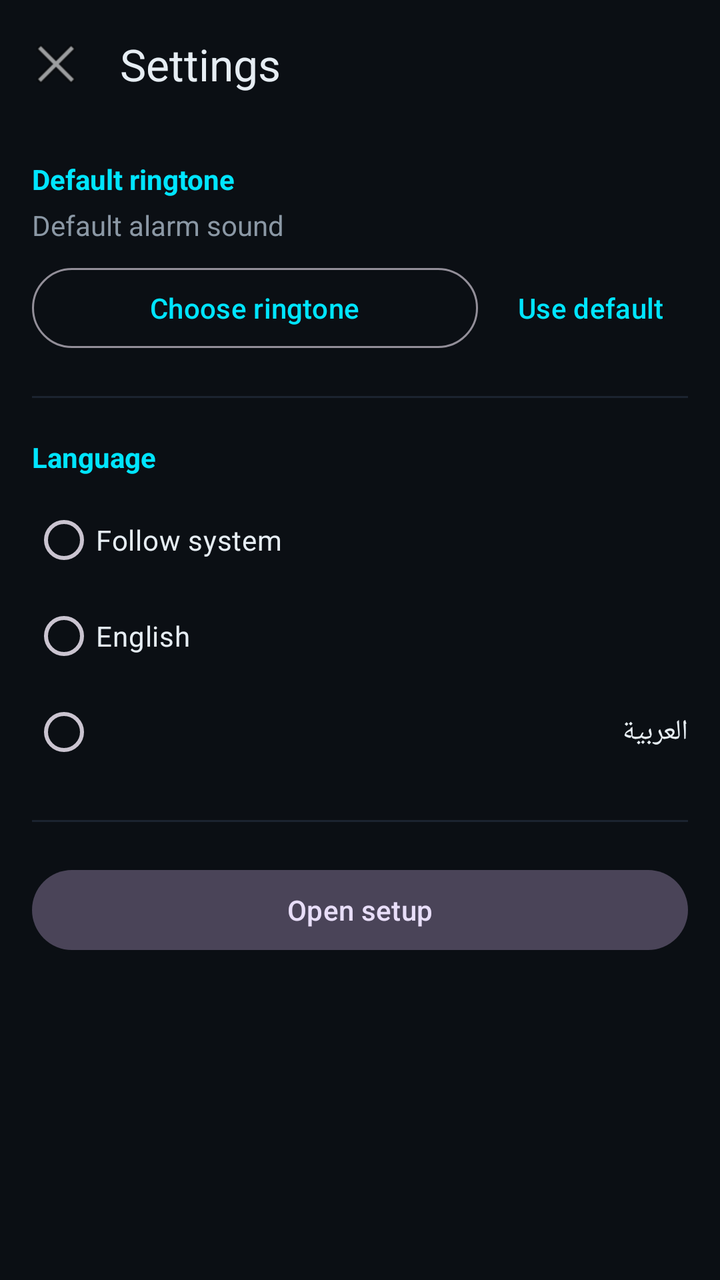
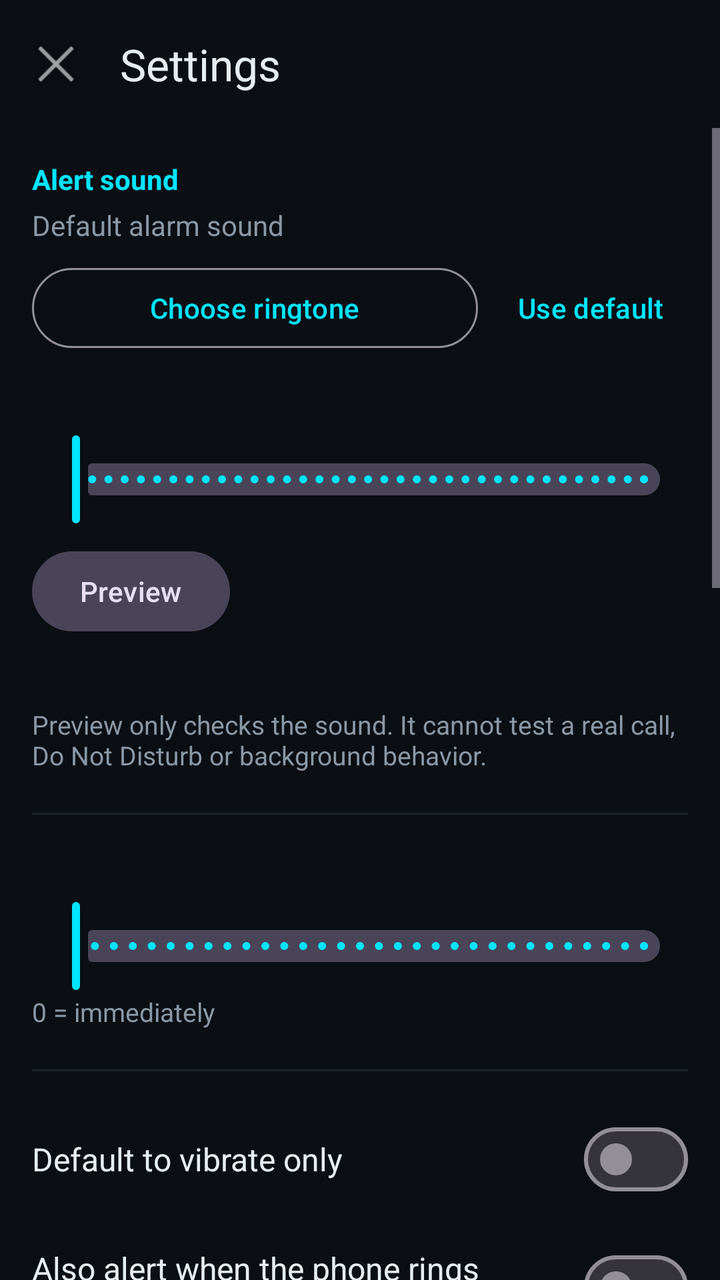

The first picture is an Android layout as it rendered before a commit; the second is the same layout after the commit. The layout source and the unified diff follow.
<!-- AndroidManifest.xml: application theme Theme.LeviRinger -->
<!-- res/layout/activity_settings.xml -->
<?xml version="1.0" encoding="utf-8"?>
<LinearLayout xmlns:android="http://schemas.android.com/apk/res/android"
    xmlns:app="http://schemas.android.com/apk/res-auto"
    android:layout_width="match_parent"
    android:layout_height="match_parent"
    android:background="@color/bg"
    android:orientation="vertical">

    <com.google.android.material.appbar.MaterialToolbar
        android:id="@+id/toolbar"
        android:layout_width="match_parent"
        android:layout_height="?attr/actionBarSize"
        app:navigationIcon="@android:drawable/ic_menu_close_clear_cancel"
        app:title="@string/settings"
        app:titleTextColor="@color/on_bg" />

    <ScrollView
        android:layout_width="match_parent"
        android:layout_height="match_parent">

        <LinearLayout
            android:layout_width="match_parent"
            android:layout_height="wrap_content"
            android:orientation="vertical"
            android:padding="16dp">

            <TextView
                android:layout_width="match_parent"
                android:layout_height="wrap_content"
                android:text="@string/default_ringtone_section"
                android:textColor="@color/neon"
                android:textStyle="bold" />

            <TextView
                android:id="@+id/txtDefaultRingtone"
                android:layout_width="match_parent"
                android:layout_height="wrap_content"
                android:layout_marginTop="4dp"
                android:text="@string/ringtone_default"
                android:textColor="@color/on_surface_muted" />

            <LinearLayout
                android:layout_width="match_parent"
                android:layout_height="wrap_content"
                android:layout_marginTop="8dp"
                android:orientation="horizontal">

                <com.google.android.material.button.MaterialButton
                    android:id="@+id/btnDefaultRingtone"
                    style="@style/Widget.Material3.Button.OutlinedButton"
                    android:layout_width="0dp"
                    android:layout_height="wrap_content"
                    android:layout_weight="1"
                    android:text="@string/choose_ringtone" />

                <com.google.android.material.button.MaterialButton
                    android:id="@+id/btnResetRingtone"
                    style="@style/Widget.Material3.Button.TextButton"
                    android:layout_width="wrap_content"
                    android:layout_height="wrap_content"
                    android:layout_marginStart="8dp"
                    android:text="@string/use_default" />
            </LinearLayout>

            <View
                android:layout_width="match_parent"
                android:layout_height="1dp"
                android:layout_marginVertical="20dp"
                android:background="@color/surface_variant" />

            <TextView
                android:layout_width="match_parent"
                android:layout_height="wrap_content"
                android:text="@string/language_section"
                android:textColor="@color/neon"
                android:textStyle="bold" />

            <RadioGroup
                android:id="@+id/radioGroupLang"
                android:layout_width="match_parent"
                android:layout_height="wrap_content"
                android:layout_marginTop="8dp"
                android:orientation="vertical">

                <RadioButton
                    android:id="@+id/radioSystem"
                    android:layout_width="match_parent"
                    android:layout_height="wrap_content"
                    android:text="@string/lang_system"
                    android:textColor="@color/on_bg" />

                <RadioButton
                    android:id="@+id/radioEn"
                    android:layout_width="match_parent"
                    android:layout_height="wrap_content"
                    android:text="@string/lang_en"
                    android:textColor="@color/on_bg" />

                <RadioButton
                    android:id="@+id/radioAr"
                    android:layout_width="match_parent"
                    android:layout_height="wrap_content"
                    android:text="@string/lang_ar"
                    android:textColor="@color/on_bg" />
            </RadioGroup>

            <View
                android:layout_width="match_parent"
                android:layout_height="1dp"
                android:layout_marginVertical="20dp"
                android:background="@color/surface_variant" />

            <com.google.android.material.button.MaterialButton
                android:id="@+id/btnSetup"
                style="@style/Widget.Material3.Button.TonalButton"
                android:layout_width="match_parent"
                android:layout_height="wrap_content"
                android:text="@string/setup_button" />
        </LinearLayout>
    </ScrollView>
</LinearLayout>
<!-- resources referenced by this layout -->
<resources>
  <color name="bg">#0B0F14</color>
  <color name="neon">#00E5FF</color>
  <color name="on_bg">#E6EDF3</color>
  <color name="on_surface_muted">#8B98A5</color>
  <color name="surface_variant">#1B2430</color>
  <string name="choose_ringtone">Choose ringtone</string>
  <string name="default_ringtone_section">Default ringtone</string>
  <string name="lang_ar">العربية</string>
  <string name="lang_en">English</string>
  <string name="lang_system">Follow system</string>
  <string name="language_section">Language</string>
  <string name="ringtone_default">Default alarm sound</string>
  <string name="settings">Settings</string>
  <string name="setup_button">Open setup</string>
  <string name="use_default">Use default</string>
  <style name="Theme.LeviRinger" parent="Theme.Material3.Dark.NoActionBar">
          <item name="colorPrimary">@color/neon</item>
          <item name="colorOnPrimary">@color/black</item>
          <item name="colorSecondary">@color/accent_green</item>
          <item name="colorOnSecondary">@color/black</item>
          <item name="android:colorBackground">@color/bg</item>
          <item name="colorSurface">@color/surface</item>
          <item name="colorSurfaceVariant">@color/surface_variant</item>
          <item name="colorOnSurface">@color/on_bg</item>
          <item name="colorError">@color/danger</item>
          <item name="android:statusBarColor">@color/bg</item>
          <item name="android:navigationBarColor">@color/bg</item>
          <item name="android:windowBackground">@color/bg</item>
      </style>
  <color name="black">#000000</color>
  <color name="accent_green">#00E676</color>
  <color name="surface">#121821</color>
  <color name="danger">#FF5252</color>
</resources>

<!-- the commit's change to res/layout/activity_settings.xml (unified diff, before → after) -->
@@ -24,10 +24,11 @@
             android:orientation="vertical"
             android:padding="16dp">
 
-            <TextView
-                android:layout_width="match_parent"
-                android:layout_height="wrap_content"
-                android:text="@string/default_ringtone_section"
+            
+            <TextView
+                android:layout_width="match_parent"
+                android:layout_height="wrap_content"
+                android:text="@string/alert_sound_section"
                 android:textColor="@color/neon"
                 android:textStyle="bold" />
 
@@ -62,12 +63,355 @@
                     android:text="@string/use_default" />
             </LinearLayout>
 
+            <TextView
+                android:id="@+id/txtVolumeLabel"
+                android:layout_width="match_parent"
+                android:layout_height="wrap_content"
+                android:layout_marginTop="16dp"
+                android:textColor="@color/on_bg"
+                android:textSize="16sp" />
+
+            <com.google.android.material.slider.Slider
+                android:id="@+id/sliderVolume"
+                android:layout_width="match_parent"
+                android:layout_height="wrap_content"
+                android:stepSize="1"
+                android:valueFrom="0"
+                android:valueTo="100" />
+
+            <TextView
+                android:id="@+id/txtVolumeZeroHint"
+                android:layout_width="match_parent"
+                android:layout_height="wrap_content"
+                android:text="@string/volume_zero_hint"
+                android:textColor="@color/on_surface_muted"
+                android:textSize="13sp"
+                android:visibility="gone" />
+
+            <LinearLayout
+                android:layout_width="match_parent"
+                android:layout_height="wrap_content"
+                android:layout_marginTop="8dp"
+                android:gravity="center_vertical"
+                android:orientation="horizontal">
+
+                <com.google.android.material.button.MaterialButton
+                    android:id="@+id/btnPreview"
+                    style="@style/Widget.Material3.Button.TonalButton"
+                    android:layout_width="wrap_content"
+                    android:layout_height="wrap_content"
+                    android:text="@string/preview" />
+            </LinearLayout>
+
+            <TextView
+                android:id="@+id/txtAlarmVolume"
+                android:layout_width="match_parent"
+                android:layout_height="wrap_content"
+                android:layout_marginTop="8dp"
+                android:textColor="@color/on_surface_muted"
+                android:textSize="13sp" />
+
+            <TextView
+                android:id="@+id/txtAlarmVolumeWarning"
+                android:layout_width="match_parent"
+                android:layout_height="wrap_content"
+                android:layout_marginTop="4dp"
+                android:text="@string/alarm_volume_zero_warning"
+                android:textColor="@color/danger"
+                android:textSize="13sp"
+                android:visibility="gone" />
+
+            <TextView
+                android:layout_width="match_parent"
+                android:layout_height="wrap_content"
+                android:layout_marginTop="8dp"
+                android:text="@string/preview_note"
+                android:textColor="@color/on_surface_muted"
+                android:textSize="13sp" />
+
             <View
                 android:layout_width="match_parent"
                 android:layout_height="1dp"
                 android:layout_marginVertical="20dp"
                 android:background="@color/surface_variant" />
 
+            
+            <TextView
+                android:id="@+id/txtDelayLabel"
+                android:layout_width="match_parent"
+                android:layout_height="wrap_content"
+                android:textColor="@color/on_bg"
+                android:textSize="16sp" />
+
+            <com.google.android.material.slider.Slider
+                android:id="@+id/sliderDelay"
+                android:layout_width="match_parent"
+                android:layout_height="wrap_content"
+                android:stepSize="1"
+                android:valueFrom="0"
+                android:valueTo="30" />
+
+            <TextView
+                android:layout_width="match_parent"
+                android:layout_height="wrap_content"
+                android:text="@string/delay_hint"
+                android:textColor="@color/on_surface_muted"
+                android:textSize="13sp" />
+
+            <View
+                android:layout_width="match_parent"
+                android:layout_height="1dp"
+                android:layout_marginVertical="20dp"
+                android:background="@color/surface_variant" />
+
+            
+            <LinearLayout
+                android:layout_width="match_parent"
+                android:layout_height="wrap_content"
+                android:gravity="center_vertical"
+                android:orientation="horizontal">
+
+                <TextView
+                    android:layout_width="0dp"
+                    android:layout_height="wrap_content"
+                    android:layout_weight="1"
+                    android:text="@string/global_vibrate_label"
+                    android:textColor="@color/on_bg"
+                    android:textSize="16sp" />
+
+                <com.google.android.material.materialswitch.MaterialSwitch
+                    android:id="@+id/swGlobalVibrate"
+                    android:layout_width="wrap_content"
+                    android:layout_height="wrap_content" />
+            </LinearLayout>
+
+            <LinearLayout
+                android:layout_width="match_parent"
+                android:layout_height="wrap_content"
+                android:layout_marginTop="16dp"
+                android:gravity="center_vertical"
+                android:orientation="horizontal">
+
+                <TextView
+                    android:layout_width="0dp"
+                    android:layout_height="wrap_content"
+                    android:layout_weight="1"
+                    android:text="@string/ring_also_label"
+                    android:textColor="@color/on_bg"
+                    android:textSize="16sp" />
+
+                <com.google.android.material.materialswitch.MaterialSwitch
+                    android:id="@+id/swRingAlso"
+                    android:layout_width="wrap_content"
+                    android:layout_height="wrap_content" />
+            </LinearLayout>
+
+            <TextView
+                android:layout_width="match_parent"
+                android:layout_height="wrap_content"
+                android:text="@string/ring_also_desc"
+                android:textColor="@color/on_surface_muted"
+                android:textSize="13sp" />
+
+            <LinearLayout
+                android:layout_width="match_parent"
+                android:layout_height="wrap_content"
+                android:layout_marginTop="16dp"
+                android:gravity="center_vertical"
+                android:orientation="horizontal">
+
+                <TextView
+                    android:layout_width="0dp"
+                    android:layout_height="wrap_content"
+                    android:layout_weight="1"
+                    android:text="@string/show_card_label"
+                    android:textColor="@color/on_bg"
+                    android:textSize="16sp" />
+
+                <com.google.android.material.materialswitch.MaterialSwitch
+                    android:id="@+id/swShowCard"
+                    android:layout_width="wrap_content"
+                    android:layout_height="wrap_content" />
+            </LinearLayout>
+
+            <LinearLayout
+                android:layout_width="match_parent"
+                android:layout_height="wrap_content"
+                android:layout_marginTop="16dp"
+                android:gravity="center_vertical"
+                android:orientation="horizontal">
+
+                <TextView
+                    android:layout_width="0dp"
+                    android:layout_height="wrap_content"
+                    android:layout_weight="1"
+                    android:text="@string/boost_label"
+                    android:textColor="@color/on_bg"
+                    android:textSize="16sp" />
+
+                <com.google.android.material.materialswitch.MaterialSwitch
+                    android:id="@+id/swBoostVolume"
+                    android:layout_width="wrap_content"
+                    android:layout_height="wrap_content" />
+            </LinearLayout>
+
+            <TextView
+                android:layout_width="match_parent"
+                android:layout_height="wrap_content"
+                android:text="@string/boost_desc"
+                android:textColor="@color/on_surface_muted"
+                android:textSize="13sp" />
+
+            <View
+                android:layout_width="match_parent"
+                android:layout_height="1dp"
+                android:layout_marginVertical="20dp"
+                android:background="@color/surface_variant" />
+
+            
+            <LinearLayout
+                android:layout_width="match_parent"
+                android:layout_height="wrap_content"
+                android:gravity="center_vertical"
+                android:orientation="horizontal">
+
+                <TextView
+                    android:layout_width="0dp"
+                    android:layout_height="wrap_content"
+                    android:layout_weight="1"
+                    android:text="@string/global_schedule_label"
+                    android:textColor="@color/on_bg"
+                    android:textSize="16sp" />
+
+                <com.google.android.material.materialswitch.MaterialSwitch
+                    android:id="@+id/swScheduleEnabled"
+                    android:layout_width="wrap_content"
+                    android:layout_height="wrap_content" />
+            </LinearLayout>
+
+            <LinearLayout
+                android:id="@+id/layoutSchedule"
+                android:layout_width="match_parent"
+                android:layout_height="wrap_content"
+                android:layout_marginTop="8dp"
+                android:orientation="vertical"
+                android:visibility="gone">
+
+                <TextView
+                    android:layout_width="match_parent"
+                    android:layout_height="wrap_content"
+                    android:text="@string/schedule_active_between"
+                    android:textColor="@color/on_surface_muted" />
+
+                <LinearLayout
+                    android:layout_width="match_parent"
+                    android:layout_height="wrap_content"
+                    android:layout_marginTop="8dp"
+                    android:orientation="horizontal">
+
+                    <com.google.android.material.button.MaterialButton
+                        android:id="@+id/btnScheduleStart"
+                        style="@style/Widget.Material3.Button.OutlinedButton"
+                        android:layout_width="0dp"
+                        android:layout_height="wrap_content"
+                        android:layout_marginEnd="8dp"
+                        android:layout_weight="1"
+                        android:text="@string/start_time" />
+
+                    <com.google.android.material.button.MaterialButton
+                        android:id="@+id/btnScheduleEnd"
+                        style="@style/Widget.Material3.Button.OutlinedButton"
+                        android:layout_width="0dp"
+                        android:layout_height="wrap_content"
+                        android:layout_weight="1"
+                        android:text="@string/end_time" />
+                </LinearLayout>
+
+                <HorizontalScrollView
+                    android:layout_width="match_parent"
+                    android:layout_height="wrap_content"
+                    android:layout_marginTop="8dp"
+                    android:scrollbars="none">
+
+                    <LinearLayout
+                        android:layout_width="wrap_content"
+                        android:layout_height="wrap_content"
+                        android:orientation="horizontal">
+
+                        <com.google.android.material.chip.Chip
+                            android:id="@+id/chipMon"
+                            style="@style/Widget.Material3.Chip.Filter"
+                            android:layout_width="wrap_content"
+                            android:layout_height="wrap_content"
+                            android:checkable="true"
+                            android:text="@string/day_mon" />
+
+                        <com.google.android.material.chip.Chip
+                            android:id="@+id/chipTue"
+                            style="@style/Widget.Material3.Chip.Filter"
+                            android:layout_width="wrap_content"
+                            android:layout_height="wrap_content"
+                            android:checkable="true"
+                            android:text="@string/day_tue" />
+
+                        <com.google.android.material.chip.Chip
+                            android:id="@+id/chipWed"
+                            style="@style/Widget.Material3.Chip.Filter"
+                            android:layout_width="wrap_content"
+                            android:layout_height="wrap_content"
+                            android:checkable="true"
+                            android:text="@string/day_wed" />
+
+                        <com.google.android.material.chip.Chip
+                            android:id="@+id/chipThu"
+                            style="@style/Widget.Material3.Chip.Filter"
+                            android:layout_width="wrap_content"
+                            android:layout_height="wrap_content"
+                            android:checkable="true"
+                            android:text="@string/day_thu" />
+
+                        <com.google.android.material.chip.Chip
+                            android:id="@+id/chipFri"
+                            style="@style/Widget.Material3.Chip.Filter"
+                            android:layout_width="wrap_content"
+                            android:layout_height="wrap_content"
+                            android:checkable="true"
+                            android:text="@string/day_fri" />
+
+                        <com.google.android.material.chip.Chip
+                            android:id="@+id/chipSat"
+                            style="@style/Widget.Material3.Chip.Filter"
+                            android:layout_width="wrap_content"
+                            android:layout_height="wrap_content"
+                            android:checkable="true"
+                            android:text="@string/day_sat" />
+
+                        <com.google.android.material.chip.Chip
+                            android:id="@+id/chipSun"
+                            style="@style/Widget.Material3.Chip.Filter"
+                            android:layout_width="wrap_content"
+                            android:layout_height="wrap_content"
+                            android:checkable="true"
+                            android:text="@string/day_sun" />
+                    </LinearLayout>
+                </HorizontalScrollView>
+
+                <TextView
+                    android:layout_width="match_parent"
+                    android:layout_height="wrap_content"
+                    android:layout_marginTop="8dp"
+                    android:text="@string/schedule_hint"
+                    android:textColor="@color/on_surface_muted"
+                    android:textSize="13sp" />
+            </LinearLayout>
+
+            <View
+                android:layout_width="match_parent"
+                android:layout_height="1dp"
+                android:layout_marginVertical="20dp"
+                android:background="@color/surface_variant" />
+
+            
             <TextView
                 android:layout_width="match_parent"
                 android:layout_height="wrap_content"
@@ -104,18 +448,45 @@
                     android:textColor="@color/on_bg" />
             </RadioGroup>
 
-            <View
-                android:layout_width="match_parent"
-                android:layout_height="1dp"
-                android:layout_marginVertical="20dp"
-                android:background="@color/surface_variant" />
-
             <com.google.android.material.button.MaterialButton
                 android:id="@+id/btnSetup"
                 style="@style/Widget.Material3.Button.TonalButton"
                 android:layout_width="match_parent"
                 android:layout_height="wrap_content"
                 android:text="@string/setup_button" />
+
+            
+            <com.google.android.material.card.MaterialCardView
+                android:layout_width="match_parent"
+                android:layout_height="wrap_content"
+                android:layout_marginTop="20dp"
+                app:cardBackgroundColor="@color/surface"
+                app:cardCornerRadius="16dp"
+                app:strokeColor="@color/neon_dim"
+                app:strokeWidth="1dp">
+
+                <LinearLayout
+                    android:layout_width="match_parent"
+                    android:layout_height="wrap_content"
+                    android:orientation="vertical"
+                    android:padding="16dp">
+
+                    <TextView
+                        android:layout_width="match_parent"
+                        android:layout_height="wrap_content"
+                        android:text="@string/limits_title"
+                        android:textColor="@color/on_bg"
+                        android:textStyle="bold" />
+
+                    <TextView
+                        android:layout_width="match_parent"
+                        android:layout_height="wrap_content"
+                        android:layout_marginTop="8dp"
+                        android:text="@string/limits_body"
+                        android:textColor="@color/on_surface_muted"
+                        android:textSize="13sp" />
+                </LinearLayout>
+            </com.google.android.material.card.MaterialCardView>
         </LinearLayout>
     </ScrollView>
 </LinearLayout>
<!-- resource entries referenced after the edit -->
@@ -2,19 +2,45 @@
 <resources>
   <color name="bg">#0B0F14</color>
   <color name="neon">#00E5FF</color>
+  <color name="neon_dim">#0097A7</color>
   <color name="on_bg">#E6EDF3</color>
   <color name="on_surface_muted">#8B98A5</color>
   <color name="surface_variant">#1B2430</color>
+  <string name="alarm_volume_zero_warning">System alarm volume is 0 — raise it, or the alert will not be heard.</string>
+  <string name="alert_sound_section">Alert sound</string>
+  <string name="boost_desc">Changes the shared alarm volume while the alert sounds and restores it afterward.</string>
+  <string name="boost_label">Raise alarm volume to max during an alert</string>
   <string name="choose_ringtone">Choose ringtone</string>
-  <string name="default_ringtone_section">Default ringtone</string>
+  <string name="day_fri">Fri</string>
+  <string name="day_mon">Mon</string>
+  <string name="day_sat">Sat</string>
+  <string name="day_sun">Sun</string>
+  <string name="day_thu">Thu</string>
+  <string name="day_tue">Tue</string>
+  <string name="day_wed">Wed</string>
+  <string name="delay_hint">0 = immediately</string>
+  <string name="end_time">End Time</string>
+  <string name="global_schedule_label">Enable global schedule</string>
+  <string name="global_vibrate_label">Default to vibrate only</string>
   <string name="lang_ar">العربية</string>
   <string name="lang_en">English</string>
   <string name="lang_system">Follow system</string>
   <string name="language_section">Language</string>
+  <string name="limits_body">• Needs the call-screening role — it replaces another screening app such as a caller-ID app.\n• Do Not Disturb modes that block alarms can still silence the alert.\n• If Do Not Disturb already lets this caller ring you, you may hear both.\n• Volume keys stop the alert only while the Leviro caller card is focused; otherwise use Stop in the notification.\n• Some phone makers stop background apps unless battery optimization is off and auto-start is allowed.\n• Hidden caller IDs cannot be matched.</string>
+  <string name="limits_title">How it works and limits</string>
+  <string name="preview">Preview</string>
+  <string name="preview_note">Preview only checks the sound. It cannot test a real call, Do Not Disturb or background behavior.</string>
+  <string name="ring_also_desc">Off avoids a second ringtone when your phone already rings.</string>
+  <string name="ring_also_label">Also alert when the phone rings normally</string>
   <string name="ringtone_default">Default alarm sound</string>
+  <string name="schedule_active_between">Active between:</string>
+  <string name="schedule_hint">Alerts only fire inside these hours. A start later than the end runs overnight.</string>
   <string name="settings">Settings</string>
   <string name="setup_button">Open setup</string>
+  <string name="show_card_label">Show caller card</string>
+  <string name="start_time">Start Time</string>
   <string name="use_default">Use default</string>
+  <string name="volume_zero_hint">0% means no sound, only vibration and notification</string>
   <style name="Theme.LeviRinger" parent="Theme.Material3.Dark.NoActionBar">
           <item name="colorPrimary">@color/neon</item>
           <item name="colorOnPrimary">@color/black</item>
